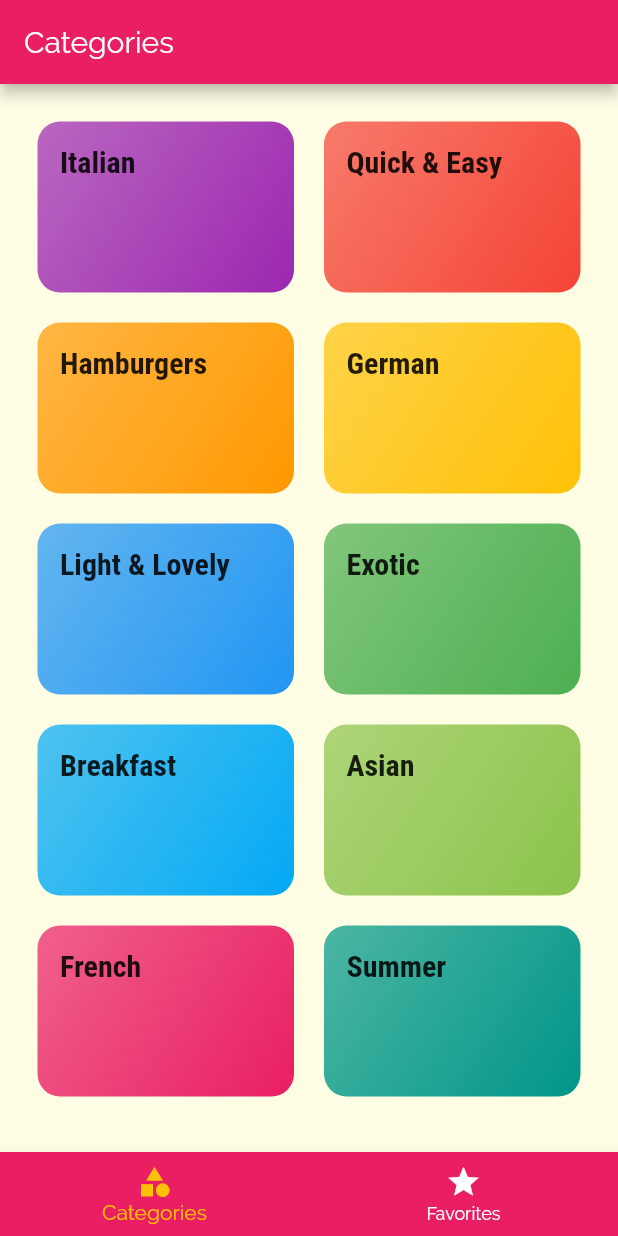
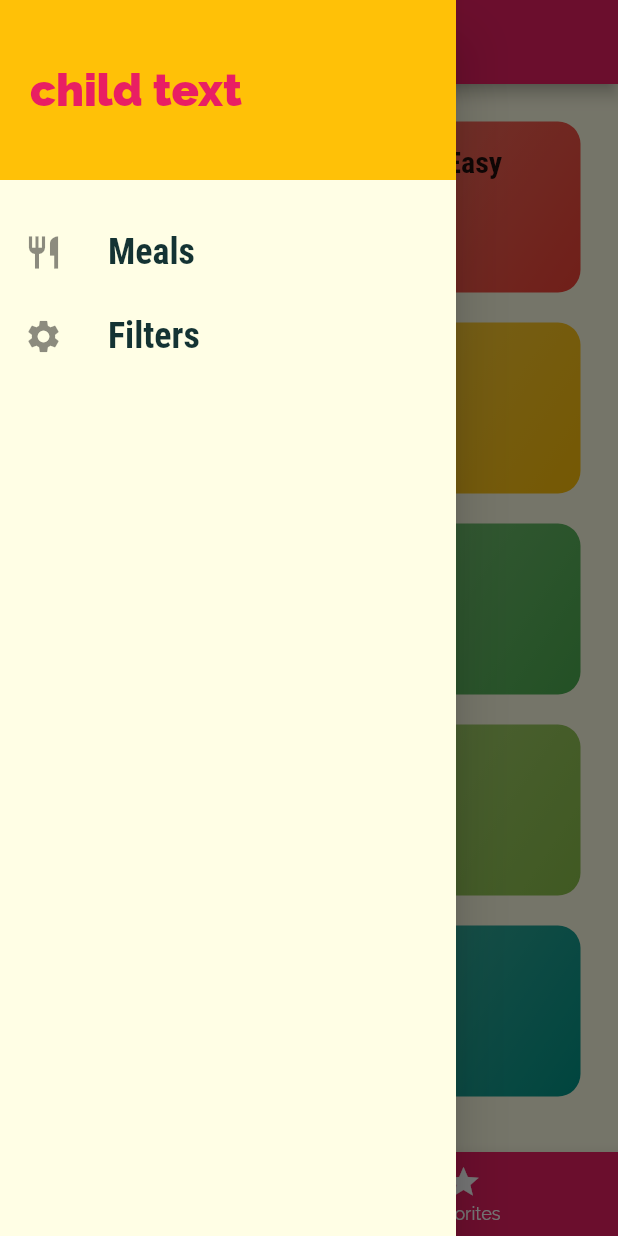
Before and after one commit to kclements306/meals, a Flutter app: the screen it shows after launch, with the side drawer open (before the commit the screen has no drawer), on a phone screen of 412 x 824 dp. Run offline on Flutter 3.47's test engine with Material 2 defaults, Android fonts, the phone set to English and light mode, and no system bars.

Commit message:
Adding a Custom Drawer

```diff
--- a/lib/screens/tabs_screen.dart
+++ b/lib/screens/tabs_screen.dart
@@ -2,6 +2,7 @@ import 'package:flutter/material.dart';
 
 import './categories_screen.dart';
 import './favorites_screen.dart';
+import '../widgets/main_drawer.dart';
 
 class TabsScreen extends StatefulWidget {
   @override
@@ -34,6 +35,7 @@ class _TabsScreenState extends State<TabsScreen> {
       appBar: AppBar(
         title: Text(_pages[_selectedPageIndex]['title']),
       ),
+      drawer: MainDrawer(),
       body: _pages[_selectedPageIndex]['page'],
       bottomNavigationBar: BottomNavigationBar(
           onTap: _selectPage,
--- /dev/null
+++ b/lib/widgets/main_drawer.dart
@@ -0,0 +1,56 @@
+import 'package:flutter/material.dart';
+
+class MainDrawer extends StatelessWidget {
+  Widget buildListTile(String title, IconData icon) {
+    return ListTile(
+      leading: Icon(
+        icon,
+        size: 26,
+      ),
+      title: Text(
+        title,
+        style: TextStyle(
+          fontFamily: 'RobotoCondensed',
+          fontSize: 24,
+          fontWeight: FontWeight.bold,
+        ),
+      ),
+      onTap: () {},
+    );
+  }
+
+  @override
+  Widget build(BuildContext context) {
+    return Drawer(
+      child: Column(
+        children: <Widget>[
+          Container(
+            height: 120,
+            width: double.infinity,
+            padding: EdgeInsets.all(20),
+            alignment: Alignment.centerLeft,
+            color: Theme.of(context).accentColor,
+            child: Text(
+              'child text',
+              style: TextStyle(
+                  fontWeight: FontWeight.w900,
+                  fontSize: 30,
+                  color: Theme.of(context).primaryColor),
+            ),
+          ),
+          SizedBox(
+            height: 20,
+          ),
+          buildListTile(
+            'Meals',
+            Icons.restaurant,
+          ),
+          buildListTile(
+            'Filters',
+            Icons.settings,
+          ),
+        ],
+      ),
+    );
+  }
+}
```
